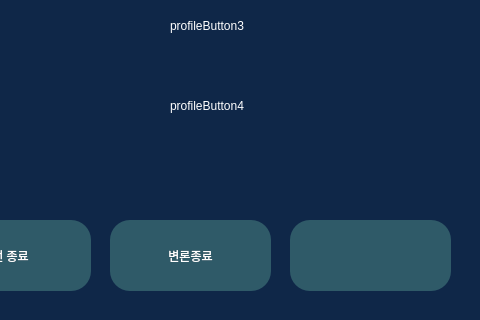
Qt form core/ui/qt_designer/lawyerWindow.ui (Apex-LogiCourt/pi5-local-app) before a commit; both pictures show x 800 to 1280 and y 400 to 720 of the 1280 by 720 pixel window.
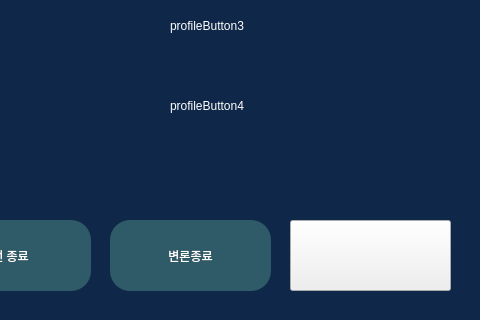
The same form after that commit. Icons and pictures are not drawn.

Commit message: fix: 수정된 버튼 이벤트 핸들러 및 마이크 버튼 스타일 업데이트

The edit to the form file:
```diff
--- a/core/ui/qt_designer/lawyerWindow.ui
+++ b/core/ui/qt_designer/lawyerWindow.ui
@@ -89,14 +89,21 @@
     </rect>
    </property>
    <property name="styleSheet">
-    <string notr="true">QPushButton{
+    <string notr="true">QPushButton#micButton[mic_state=&quot;off&quot;]{
 	image: url(:/images/mic_off.png);
 	background-color: rgb(47, 90, 104);
 	color: rgb(255, 254, 254);
 	border-radius: 20px;
 	font: 24pt &quot;나눔고딕 ExtraBold&quot;;
 }
-QPushButton:hover{
+QPushButton#micButton[mic_state=&quot;on&quot;]{
+	image: url(:/images/mic_on.png);
+	background-color: rgb(47, 90, 104);
+	color: rgb(255, 254, 254);
+	border-radius: 20px;
+	font: 24pt &quot;나눔고딕 ExtraBold&quot;;
+}
+QPushButton#micButton:hover{
 	background-color: rgb(67, 129, 148);
 	border-radius: 20px;
 	font: 28pt &quot;나눔고딕 ExtraBold&quot;;
```
Left out of the diff: 2 changed lines with no effect on the pictures. The commit also changes 3 other files.
